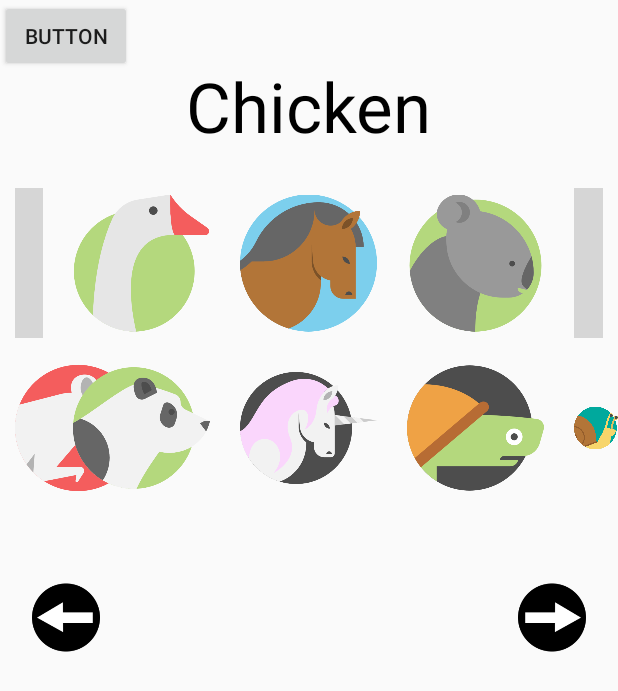
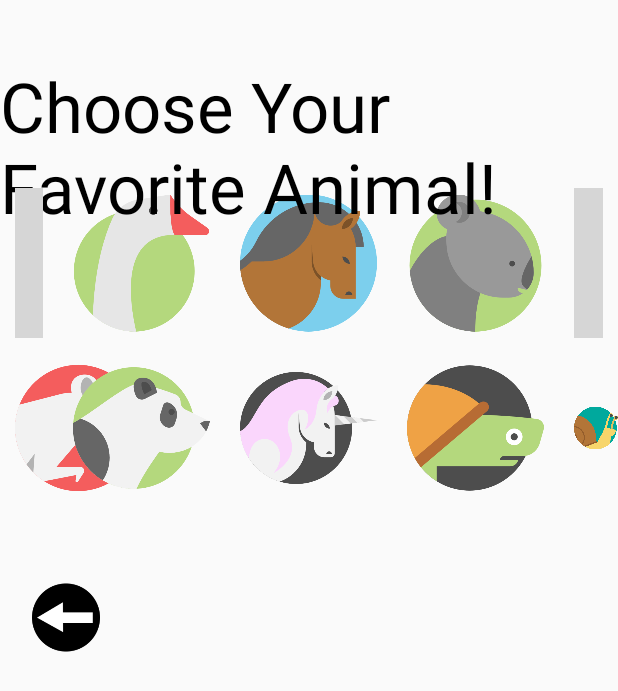
Before and after one commit to Eric1e/8310_Project, an Android app: the layout activity_login.xml on its own in the app's theme, with its tools: preview values and no code run, on a phone screen of 412 x 824 dp. Shown: the top 691 px of the screen. Run offline under Robolectric (Android 15) with nearby library versions, the phone set to English and light mode, and no system bars; grey boxes are pictures that could not be loaded.

Commit message:
fixed animal screen

```diff
--- a/app/src/main/java/com/hearatale/a8310_project/controllers/RhymesList.java
+++ b/app/src/main/java/com/hearatale/a8310_project/controllers/RhymesList.java
@@ -19,4 +19,9 @@ public class RhymesList extends AppCompatActivity {
         Intent intent = new Intent(this, play_rhyme.class);
         startActivity(intent);
     }
+
+    public void goBack(View v) {
+        Intent intent = new Intent(this, CategoryActivity.class);
+        startActivity(intent);
+    }
 }
--- a/app/src/main/res/layout/activity_login.xml
+++ b/app/src/main/res/layout/activity_login.xml
@@ -5,18 +5,8 @@
     android:layout_width="match_parent"
     android:layout_height="match_parent">
 
-    <Button
-        android:id="@+id/tigerButton"
-        android:layout_width="wrap_content"
-        android:layout_height="wrap_content"
-        android:text="Button"
-        tools:layout_editor_absoluteX="29dp"
-        tools:layout_editor_absoluteY="347dp" />
-
     <ImageButton
         android:id="@+id/chicken"
-        android:scaleType="fitCenter"
-        android:background="@null"
         android:layout_width="91dp"
         android:layout_height="100dp"
         android:layout_alignParentTop="true"
@@ -27,13 +17,14 @@
         android:layout_marginEnd="10dp"
         android:layout_marginRight="10dp"
         android:layout_marginBottom="10dp"
-        android:layout_toLeftOf="@+id/goose"
+        android:layout_toLeftOf="@+id/duck"
+        android:background="@null"
+        android:onClick="onChickenClick"
+        android:scaleType="fitCenter"
         app:srcCompat="@drawable/cock" />
 
     <ImageButton
-        android:id="@+id/goose"
-        android:scaleType="fitCenter"
-        android:background="@null"
+        android:id="@+id/duck"
         android:layout_width="91dp"
         android:layout_height="100dp"
         android:layout_alignParentTop="true"
@@ -45,12 +36,13 @@
         android:layout_marginRight="10dp"
         android:layout_marginBottom="10dp"
         android:layout_toLeftOf="@+id/horse"
+        android:background="@null"
+        android:onClick="onDuckClick"
+        android:scaleType="fitCenter"
         app:srcCompat="@drawable/goose" />
 
     <ImageButton
         android:id="@+id/horse"
-        android:scaleType="fitCenter"
-        android:background="@null"
         android:layout_width="91dp"
         android:layout_height="100dp"
         android:layout_alignParentTop="true"
@@ -61,12 +53,13 @@
         android:layout_marginEnd="10dp"
         android:layout_marginRight="10dp"
         android:layout_marginBottom="10dp"
+        android:background="@null"
+        android:onClick="onHorseClick"
+        android:scaleType="fitCenter"
         app:srcCompat="@drawable/horse" />
 
     <ImageButton
         android:id="@+id/koala"
-        android:scaleType="fitCenter"
-        android:background="@null"
         android:layout_width="91dp"
         android:layout_height="100dp"
         android:layout_alignParentTop="true"
@@ -78,12 +71,13 @@
         android:layout_marginRight="10dp"
         android:layout_marginBottom="10dp"
         android:layout_toRightOf="@+id/horse"
+        android:background="@null"
+        android:onClick="onKoalaClick"
+        android:scaleType="fitCenter"
         app:srcCompat="@drawable/koala" />
 
     <ImageButton
         android:id="@+id/monkey"
-        android:scaleType="fitCenter"
-        android:background="@null"
         android:layout_width="91dp"
         android:layout_height="100dp"
         android:layout_alignParentTop="true"
@@ -95,56 +89,64 @@
         android:layout_marginRight="10dp"
         android:layout_marginBottom="10dp"
         android:layout_toRightOf="@+id/koala"
+        android:background="@null"
+        android:onClick="onMonkeyClick"
+        android:scaleType="fitCenter"
         app:srcCompat="@drawable/monkey" />
 
     <ImageButton
         android:id="@+id/mouse"
-        android:scaleType="fitCenter"
-        android:background="@null"
         android:layout_width="91dp"
         android:layout_height="100dp"
         android:layout_below="@+id/chicken"
         android:layout_alignLeft="@+id/chicken"
+        android:background="@null"
+        android:onClick="onMouseClick"
+        android:scaleType="fitCenter"
         app:srcCompat="@drawable/mouse" />
 
     <ImageButton
         android:id="@+id/panda"
-        android:scaleType="fitCenter"
-        android:background="@null"
         android:layout_width="91dp"
         android:layout_height="100dp"
-        android:layout_below="@+id/goose"
-        android:layout_alignLeft="@+id/goose"
+        android:layout_below="@+id/duck"
+        android:layout_alignLeft="@+id/duck"
+        android:background="@null"
+        android:onClick="onPandaClick"
+        android:scaleType="fitCenter"
         app:srcCompat="@drawable/panda" />
 
     <ImageButton
         android:id="@+id/unicorn"
-        android:scaleType="fitCenter"
-        android:background="@null"
         android:layout_width="91dp"
         android:layout_height="100dp"
         android:layout_below="@+id/horse"
         android:layout_alignLeft="@+id/horse"
+        android:background="@null"
+        android:onClick="onUnicornClick"
+        android:scaleType="fitCenter"
         app:srcCompat="@drawable/unicorn" />
 
     <ImageButton
         android:id="@+id/turtle"
-        android:scaleType="fitCenter"
-        android:background="@null"
         android:layout_width="91dp"
         android:layout_height="100dp"
         android:layout_below="@+id/koala"
         android:layout_alignLeft="@+id/koala"
+        android:background="@null"
+        android:onClick="onTurtleClick"
+        android:scaleType="fitCenter"
         app:srcCompat="@drawable/turtle" />
 
     <ImageButton
         android:id="@+id/snail"
-        android:scaleType="fitCenter"
-        android:background="@null"
         android:layout_width="91dp"
         android:layout_height="100dp"
         android:layout_below="@+id/monkey"
         android:layout_alignLeft="@+id/monkey"
+        android:background="@null"
+        android:onClick="onSnailClick"
+        android:scaleType="fitCenter"
         app:srcCompat="@drawable/snail" />
 
     <ImageButton
@@ -160,14 +162,13 @@
 
     <ImageButton
         android:id="@+id/forward"
-        android:scaleType="fitCenter"
-        android:background="@null"
         android:layout_width="56dp"
         android:layout_height="46dp"
-        android:layout_alignParentTop="false"
-        android:layout_alignParentRight="true"
-        android:layout_centerVertical="true"
-        android:layout_marginRight="16dp"
+        android:background="@null"
+        android:scaleType="fitCenter"
+        android:translationX="675dp"
+        android:translationY="50dp"
+        android:visibility="invisible"
         app:srcCompat="@drawable/arrow_right_button" />
 
     <TextView
@@ -176,7 +177,7 @@
         android:layout_height="wrap_content"
         android:layout_centerHorizontal="true"
         android:layout_marginTop="40dp"
-        android:text="Chicken"
+        android:text="Choose Your Favorite Animal!"
         android:textColor="@android:color/black"
         android:textSize="46sp" />
 </RelativeLayout>
--- a/app/src/main/res/layout/activity_rhyme_list.xml
+++ b/app/src/main/res/layout/activity_rhyme_list.xml
@@ -63,6 +63,8 @@
         android:id="@+id/button4"
         android:layout_width="620dp"
         android:layout_height="100dp"
+        android:layout_marginStart="100dp"
+        android:layout_marginLeft="100dp"
         android:layout_marginEnd="8dp"
         android:layout_marginRight="8dp"
         android:text="mother goose"
@@ -70,7 +72,6 @@
         android:translationY="0dp"
         app:layout_constraintBottom_toBottomOf="parent"
         app:layout_constraintEnd_toEndOf="parent"
-        app:layout_constraintHorizontal_bias="1.0"
         app:layout_constraintStart_toStartOf="parent"
         app:layout_constraintTop_toTopOf="parent"
         app:layout_constraintVertical_bias="0.060000002" />
@@ -98,6 +99,7 @@
                 android:layout_width="50dp"
                 android:layout_height="61dp"
                 android:background="@null"
+                android:onClick="goBack"
                 android:scaleType="fitCenter"
                 android:translationX="13dp"
                 android:translationY="30dp"
@@ -109,6 +111,7 @@
                 android:layout_height="wrap_content"
                 android:layout_marginBottom="-20dp"
                 android:background="@null"
+                android:onClick="goBack"
                 android:scaleType="fitCenter"
                 android:translationX="13dp"
                 android:translationY="282dp"
```
Also changed, not shown: app/src/main/java/com/hearatale/a8310_project/controllers/LoginActivity.java (+65 -5 lines).
